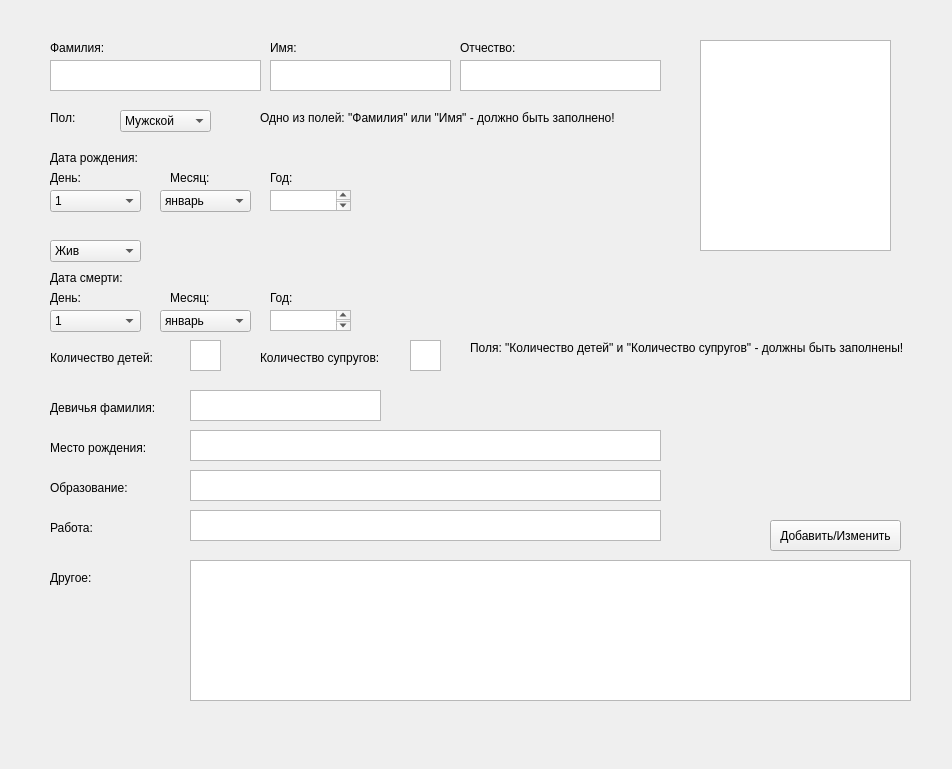
Qt form personwindow.ui (moevm/gui-1h2018-12) before a commit.
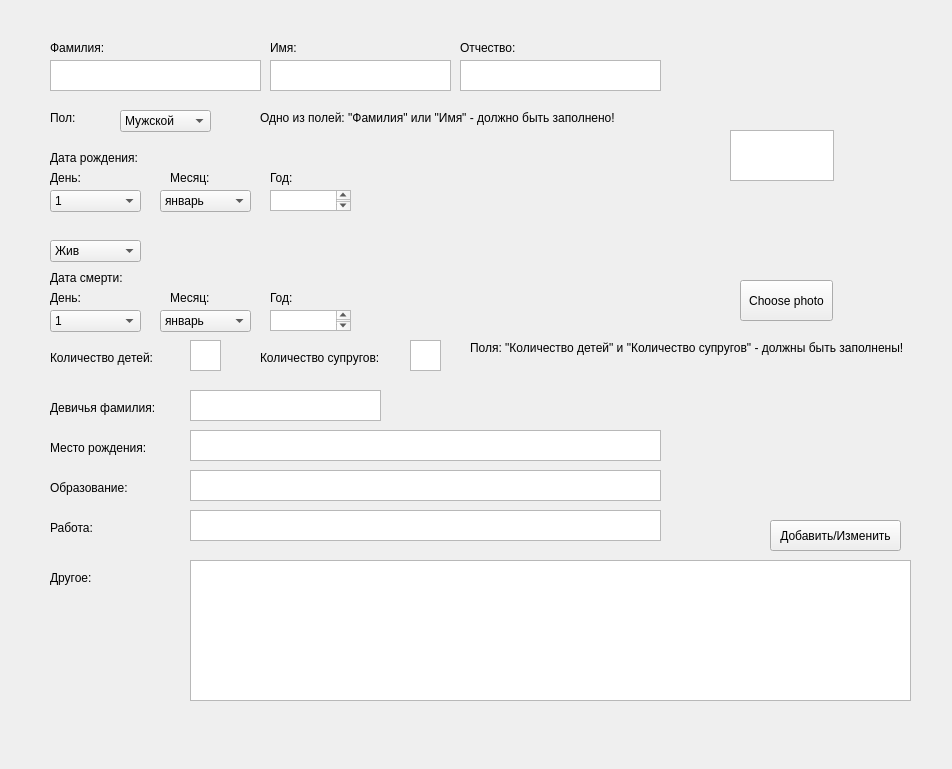
The same form after that commit.

Diff of the .ui file:
```diff
--- a/personwindow.ui
+++ b/personwindow.ui
@@ -788,16 +788,6 @@
     </rect>
    </property>
   </widget>
-  <widget class="QGraphicsView" name="graphicsViewPhoto">
-   <property name="geometry">
-    <rect>
-     <x>700</x>
-     <y>40</y>
-     <width>191</width>
-     <height>211</height>
-    </rect>
-   </property>
-  </widget>
   <widget class="QLabel" name="label_10">
    <property name="geometry">
     <rect>
@@ -939,6 +929,85 @@
     <string>Поля: &quot;Количество детей&quot; и &quot;Количество супругов&quot; - должны быть заполнены!</string>
    </property>
   </widget>
+  <widget class="QLabel" name="photo">
+   <property name="geometry">
+    <rect>
+     <x>700</x>
+     <y>50</y>
+     <width>181</width>
+     <height>221</height>
+    </rect>
+   </property>
+   <property name="text">
+    <string/>
+   </property>
+  </widget>
+  <widget class="QPushButton" name="choosePhoto">
+   <property name="geometry">
+    <rect>
+     <x>740</x>
+     <y>280</y>
+     <width>93</width>
+     <height>41</height>
+    </rect>
+   </property>
+   <property name="text">
+    <string>Choose photo</string>
+   </property>
+  </widget>
+  <widget class="QTextEdit" name="textEditPhoto">
+   <property name="geometry">
+    <rect>
+     <x>730</x>
+     <y>130</y>
+     <width>104</width>
+     <height>51</height>
+    </rect>
+   </property>
+  </widget>
+  <zorder>textEditPhoto</zorder>
+  <zorder>label</zorder>
+  <zorder>label_2</zorder>
+  <zorder>label_4</zorder>
+  <zorder>label_5</zorder>
+  <zorder>label_6</zorder>
+  <zorder>label_7</zorder>
+  <zorder>label_9</zorder>
+  <zorder>comboBoxSex</zorder>
+  <zorder>textEditSurname</zorder>
+  <zorder>label_11</zorder>
+  <zorder>textEditName</zorder>
+  <zorder>comboBoxDayB</zorder>
+  <zorder>label_12</zorder>
+  <zorder>label_13</zorder>
+  <zorder>label_14</zorder>
+  <zorder>comboBoxMonthB</zorder>
+  <zorder>textEditYearB</zorder>
+  <zorder>comboBoxDayD</zorder>
+  <zorder>comboBoxMonthD</zorder>
+  <zorder>label_15</zorder>
+  <zorder>label_16</zorder>
+  <zorder>label_17</zorder>
+  <zorder>textEditYearD</zorder>
+  <zorder>textEditMaidenSurname</zorder>
+  <zorder>textEditPlace</zorder>
+  <zorder>textEditEducation</zorder>
+  <zorder>textEditWork</zorder>
+  <zorder>label_18</zorder>
+  <zorder>textEditPatronymic</zorder>
+  <zorder>label_10</zorder>
+  <zorder>comboBoxLiveOrDie</zorder>
+  <zorder>textEditElse</zorder>
+  <zorder>label_8</zorder>
+  <zorder>pushButton</zorder>
+  <zorder>label_3</zorder>
+  <zorder>label_19</zorder>
+  <zorder>label_20</zorder>
+  <zorder>textEditNumOfChild</zorder>
+  <zorder>textEditNumOfPartners</zorder>
+  <zorder>label_21</zorder>
+  <zorder>photo</zorder>
+  <zorder>choosePhoto</zorder>
  </widget>
  <resources/>
  <connections/>
```
